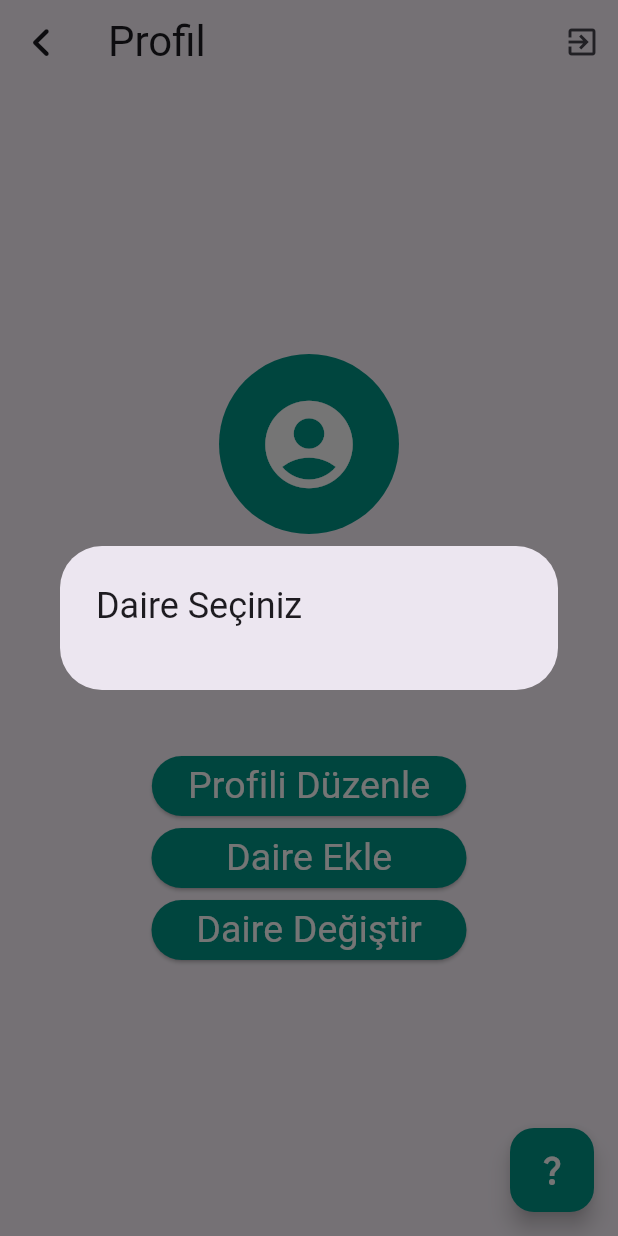
After one commit to Doga4635/apartment_management_app, a Flutter app: the MultipleFlatUserProfileScreen screen opened directly, after a tap on "Daire Değiştir", on a phone screen of 412 x 824 dp. The commit adds this screen. Run offline on Flutter 3.47's test engine with Material 3 defaults, Android fonts, the phone set to English and light mode, and no system bars; our stand-ins replace animated_custom_dropdown, cloud_firestore, country_picker, firebase_auth, firebase_core, font_awesome_flutter and 4 more; accounts and stored records are empty.

Commit message:
multiple_flat_user_profile_screen added

```diff
--- /dev/null
+++ b/lib/screens/multiple_flat_user_profile_screen.dart
@@ -0,0 +1,306 @@
+import 'dart:io';
+import 'package:apartment_management_app/screens/add_flat_screen.dart';
+import 'package:apartment_management_app/screens/welcome_screen.dart';
+import 'package:apartment_management_app/services/auth_supplier.dart';
+import 'package:apartment_management_app/utils/utils.dart';
+import 'package:cloud_firestore/cloud_firestore.dart';
+import 'package:flutter/material.dart';
+import 'package:font_awesome_flutter/font_awesome_flutter.dart';
+import 'package:provider/provider.dart';
+
+class MultipleFlatUserProfileScreen extends StatefulWidget {
+  const MultipleFlatUserProfileScreen({super.key});
+
+  @override
+  MultipleFlatUserProfileScreenState createState() => MultipleFlatUserProfileScreenState();
+}
+
+class MultipleFlatUserProfileScreenState extends State<MultipleFlatUserProfileScreen> {
+  File? image;
+
+  @override
+  void initState() {
+    super.initState();
+  }
+
+  void selectImage() async {
+    image = await pickImage(context);
+    setState(() {});
+  }
+
+  @override
+  Widget build(BuildContext context) {
+    final ap = Provider.of<AuthSupplier>(context,listen: false);
+    return Scaffold(
+      appBar: AppBar(
+        title: const Text('Profil',style: TextStyle(
+          fontSize: 28,
+        ),),
+        leading: IconButton(onPressed: () {
+          Navigator.pop(context);
+        },icon: const Icon(FontAwesomeIcons.angleLeft),),
+
+        actions: [
+          IconButton(
+              onPressed: () {
+                ap.userSignOut().then((value) => Navigator.push(
+                  context,
+                  MaterialPageRoute(builder: (context) => const WelcomeScreen(),
+                  ),
+                ),
+                );
+              },
+              icon: const Icon(Icons.exit_to_app)),
+        ],
+      ),
+      body: Center(
+        child: Padding(
+          padding: const EdgeInsets.all(16.0),
+          child: Column(
+            crossAxisAlignment: CrossAxisAlignment.center,
+            mainAxisAlignment: MainAxisAlignment.center,
+            children: [
+              InkWell(
+                  onTap: () => selectImage(),
+                  child: image == null ? const CircleAvatar(
+                    backgroundColor: Colors.teal,
+                    radius: 60,
+                    child: Icon(
+                      Icons.account_circle,
+                      size: 70,
+                      color: Colors.white,
+                    ),
+                  )
+                      : CircleAvatar(
+                    backgroundImage: FileImage(image!),
+                    radius: 60,
+                  )
+              ),
+              // Profile picture
+              const SizedBox(height: 16.0),
+              Text(
+                ap.userModel.name,
+                style: const TextStyle(fontSize: 18),
+              ),
+              const SizedBox(height: 8.0),
+              // User role
+              Text(ap.userModel.role,
+                style: const TextStyle(fontSize: 18),
+              ),
+
+              // Name-Surname
+              const SizedBox(height: 8.0),
+              // Apartment name
+              Text(ap.userModel.apartmentName,
+                style: const TextStyle(fontSize: 18),
+              ),
+              const SizedBox(height: 8.0),
+              // Flat Number
+              Text(ap.userModel.flatNumber,
+                style: const TextStyle(fontSize: 18),
+              ),
+              ElevatedButton(
+                onPressed: () {},
+                style: ElevatedButton.styleFrom(backgroundColor: Colors.teal),
+                child: const Text(
+                  "Profili Düzenle",
+                  style: TextStyle(
+                      fontSize: 25,
+                      color: Colors.white,
+                      fontWeight: FontWeight.w400),
+                ),
+              ),
+              ElevatedButton(
+                onPressed: () {
+                  Navigator.push(
+                    context,
+                    MaterialPageRoute(builder: (context) => const AddFlatScreen()),
+                  );
+                },
+                style: ElevatedButton.styleFrom(
+                  backgroundColor: Colors.teal,
+                  minimumSize: const Size(210, 40),
+                ),
+                child: const Text(
+                  "Daire Ekle",
+                  style: TextStyle(
+                      fontSize: 25,
+                      color: Colors.white,
+                      fontWeight: FontWeight.w400),
+                ),
+              ),
+              ElevatedButton(
+                onPressed: () async {
+
+                  String currentUserUid = ap.userModel.uid;
+
+
+
+                  //Checking user flats
+                  QuerySnapshot querySnapshot = await FirebaseFirestore.instance
+                      .collection('flats')
+                      .where('uid', isEqualTo: currentUserUid)
+                      .get();
+
+                  int flatNumber = querySnapshot.docs.length;
+
+                  List<String> flatList = [];
+                  List<String> flatIDList = [];
+
+                  //adding apartment names to the list
+                  if (querySnapshot.docs.isNotEmpty) {
+                    querySnapshot.docs.forEach((doc) {
+                      Map<String, dynamic>? data = doc.data() as Map<String, dynamic>?;
+                      if (data != null) {
+                        String? flatID = data['flatId'] as String?;
+                        String? apartmentId = data['apartmentId'] as String?;
+                        if (apartmentId != null && flatID != null) {
+                          flatList.add(apartmentId);
+                          flatIDList.add(flatID);
+                        }
+                      }
+                    });
+                  } else {
+                    print('No documents found for the current user.');
+                  }
+
+                  showDialog(
+                    context: context,
+                    builder: (BuildContext context) {
+                      return AlertDialog(
+                        title: Text("Daire Seçiniz"),
+                        content: Container(
+                          width: MediaQuery.of(context).size.width * 0.7,
+                          child: ListView.builder(
+                            shrinkWrap: true,
+                            itemCount: flatList.length,
+                            itemBuilder: (context, index) {
+                              return ListTile(
+                                title: Text(flatList[index]),
+                                onTap: () async {
+
+                                  String selectedFlatId = flatIDList[index];
+
+                                  updateSelectedFlatIdentityFalse(currentUserUid);
+                                  updateSelectedFlatIdentityTrue(currentUserUid, selectedFlatId);
+
+                                  updateUserIdentity(currentUserUid, selectedFlatId);
+
+                                  Navigator.of(context).pop();
+                                  Navigator.of(context).pop();
+                                  Navigator.push(
+                                    context,
+                                    MaterialPageRoute(builder: (context) => const MultipleFlatUserProfileScreen(),
+                                    ),);
+
+                                  ScaffoldMessenger.of(context).showSnackBar(SnackBar(
+                                    content: Text('Daire başarıyla değiştirildi.'),
+                                  ));
+                                },
+                              );
+                            },
+                          ),
+                        ),
+                      );
+                    },
+                  );
+                },
+                style: ElevatedButton.styleFrom(
+                  backgroundColor: Colors.teal,
+                  minimumSize: const Size(210, 40),
+                ),
+                child: const Text(
+                  "Daire Değiştir",
+                  style: TextStyle(
+                      fontSize: 25,
+                      color: Colors.white,
+                      fontWeight: FontWeight.w400),
+                ),
+              ),
+            ],
+          ),
+        ),
+      ),
+      floatingActionButton: FloatingActionButton(
+        onPressed: () {},
+        tooltip: 'Yardım',
+        backgroundColor: Colors.teal,
+        child: const Icon(Icons.question_mark,
+          color: Colors.white,
+        ),
+      ),
+    );
+  }
+
+  editProfileButton({required Null Function() onPressed}) {}
+
+
+}
+
+void updateSelectedFlatIdentityFalse(String currentUserUid) async {
+  // Retrieve the documents where 'uid' is equal to currentUserUid and 'selectedFlat' is equal to true
+  QuerySnapshot querySnapshot = await FirebaseFirestore.instance
+      .collection('flats')
+      .where('uid', isEqualTo: currentUserUid)
+      .where('selectedFlat', isEqualTo: true)
+      .get();
+
+  // Iterate through the retrieved documents and update the 'selectedFlat' field to false
+  querySnapshot.docs.forEach((doc) async {
+    // Reference to the document
+    DocumentReference documentReference =
+    FirebaseFirestore.instance.collection('flats').doc(doc.id);
+
+    // Update the 'selectedFlat' field to false
+    await documentReference.update({'selectedFlat': false});
+  });
+}
+
+void updateSelectedFlatIdentityTrue(String currentUserUid,String FlatId) async {
+  // Retrieve the documents where 'uid' is equal to currentUserUid and 'selectedFlat' is equal to true
+  QuerySnapshot querySnapshot = await FirebaseFirestore.instance
+      .collection('flats')
+      .where('uid', isEqualTo: currentUserUid)
+      .where('flatId', isEqualTo:FlatId )
+      .get();
+
+  // Iterate through the retrieved documents and update the 'selectedFlat' field to false
+  querySnapshot.docs.forEach((doc) async {
+    // Reference to the document
+    DocumentReference documentReference = FirebaseFirestore.instance.collection('flats').doc(doc.id);
+
+    // Update the 'selectedFlat' field to false
+    await documentReference.update({'selectedFlat': true});
+  });
+}
+
+Future<void> updateUserIdentity(String currentUserUid, String FlatId) async {
+  QuerySnapshot querySnapshot = await FirebaseFirestore.instance
+      .collection('flats')
+      .where('flatId', isEqualTo: FlatId)
+      .get();
+
+  querySnapshot.docs.forEach((doc) async {
+    // Reference to the document
+    String role = doc['role'];
+    String apartmentId = doc['apartmentId'];
+    String flatNo = doc['flatNo'];
+
+    QuerySnapshot querySnapshot2 = await FirebaseFirestore.instance
+        .collection('users')
+        .where('uid', isEqualTo: currentUserUid)
+        .get();
+
+    // Iterate through the retrieved documents and update the 'selectedFlat' field to false
+    querySnapshot2.docs.forEach((doc) async {
+      // Reference to the document
+      DocumentReference documentReference = FirebaseFirestore.instance
+          .collection('users').doc(doc.id);
+
+      // Update the 'selectedFlat' field to false
+      await documentReference.update({'role': role});
+      await documentReference.update({'apartmentName': apartmentId});
+      await documentReference.update({'flatNumber': flatNo});
+    });
+  });
+}
```
Also changed, not shown: lib/screens/add_flat_screen.dart (+24 -17 lines), lib/screens/dagitim_screen.dart (+23 -5 lines), lib/screens/first_module_screen.dart (+23 -2 lines), lib/screens/main_screen.dart (+31 -7 lines).
